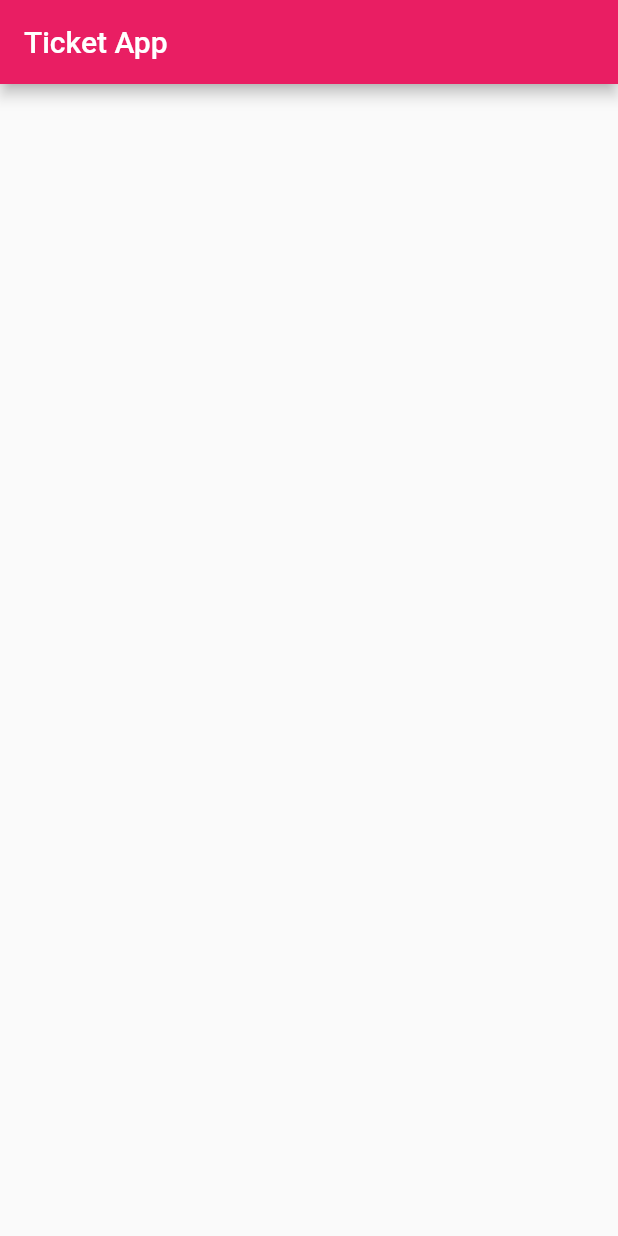
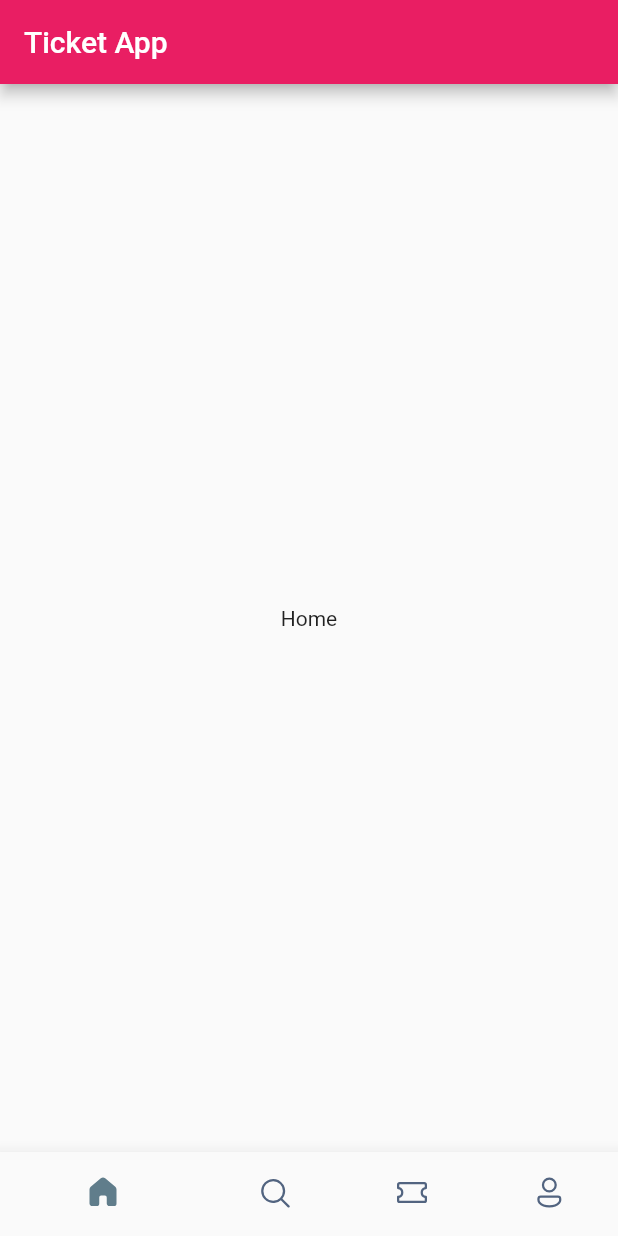
Before and after one commit to Fluttery-Dev/Ticket_App, a Flutter app: the screen it shows after launch, on a phone screen of 412 x 824 dp. Run offline on Flutter 3.47's test engine with Material 2 defaults, Android fonts, the phone set to English and light mode, and no system bars; our stand-ins replace fluentui_icons.

Commit message:
Bottom Navigaton Bar Implemented

```diff
--- a/lib/Screens/bottom_bar.dart
+++ b/lib/Screens/bottom_bar.dart
@@ -1,7 +1,27 @@
+import 'package:fluentui_icons/fluentui_icons.dart';
 import 'package:flutter/material.dart';
 
-class BottomBar extends StatelessWidget {
+class BottomBar extends StatefulWidget {
   const BottomBar({super.key});
+
+  @override
+  State<BottomBar> createState() => _BottomBarState();
+}
+
+class _BottomBarState extends State<BottomBar> {
+  int _selectedIndex = 0;
+  final List<Widget> _widgetOptions = <Widget>[
+    const Text("Home"),
+    const Text("Search"),
+    const Text("Ticket"),
+    const Text("Profile"),
+  ];
+
+  void _onItemTapped(index) {
+    setState(() {
+      _selectedIndex = index;
+    });
+  }
 
   @override
   Widget build(BuildContext context) {
@@ -9,6 +29,38 @@ class BottomBar extends StatelessWidget {
       appBar: AppBar(
         title: const Text("Ticket App"),
       ),
+      body: Center(child: _widgetOptions[_selectedIndex]),
+      bottomNavigationBar: BottomNavigationBar(
+        currentIndex: _selectedIndex,
+        onTap: _onItemTapped,
+        elevation: 10,
+        showUnselectedLabels: false,
+        showSelectedLabels: false,
+        selectedItemColor: Colors.blueGrey,
+        unselectedItemColor: const Color(0xFF526480),
+        items: const [
+          BottomNavigationBarItem(
+            icon: Icon(FluentSystemIcons.ic_fluent_home_regular),
+            activeIcon: Icon(FluentSystemIcons.ic_fluent_home_filled),
+            label: "Home",
+          ),
+          BottomNavigationBarItem(
+            icon: Icon(FluentSystemIcons.ic_fluent_search_regular),
+            activeIcon: Icon(FluentSystemIcons.ic_fluent_search_filled),
+            label: "Search",
+          ),
+          BottomNavigationBarItem(
+            icon: Icon(FluentSystemIcons.ic_fluent_ticket_regular),
+            activeIcon: Icon(FluentSystemIcons.ic_fluent_ticket_filled),
+            label: "Ticket",
+          ),
+          BottomNavigationBarItem(
+            icon: Icon(FluentSystemIcons.ic_fluent_person_regular),
+            activeIcon: Icon(FluentSystemIcons.ic_fluent_person_filled),
+            label: "Profile",
+          ),
+        ],
+      ),
     );
   }
 }
--- a/pubspec.yaml
+++ b/pubspec.yaml
@@ -35,6 +35,7 @@ dependencies:
   # The following adds the Cupertino Icons font to your application.
   # Use with the CupertinoIcons class for iOS style icons.
   cupertino_icons: ^1.0.2
+  fluentui_icons: ^1.0.0
 
 dev_dependencies:
   flutter_test:
```
Also changed, not shown: pubspec.lock.
